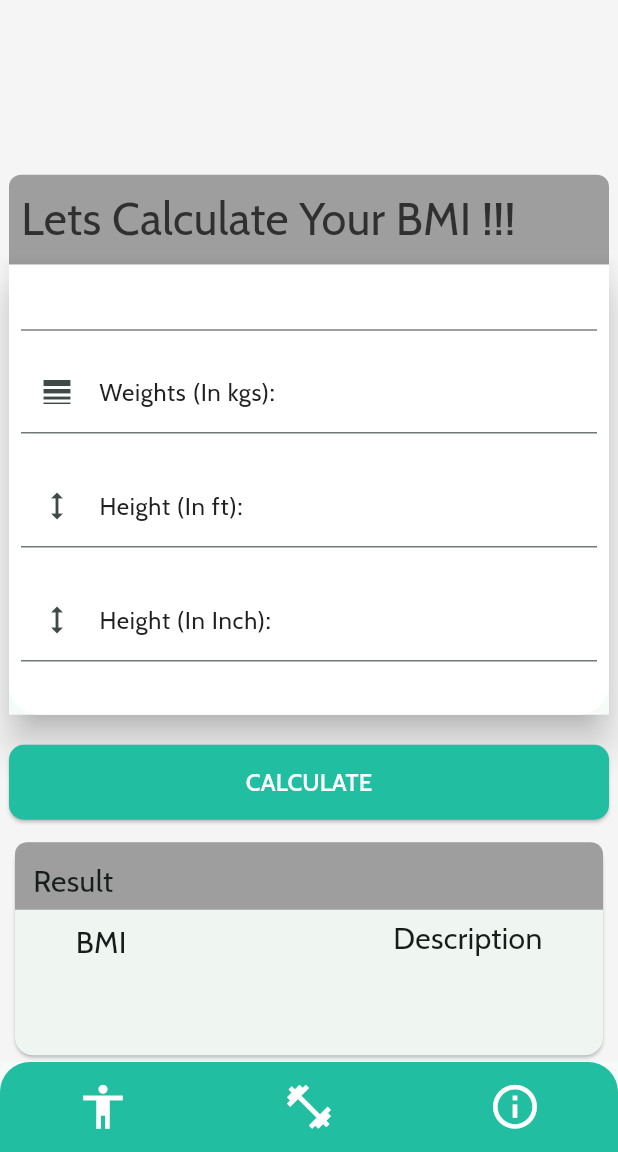
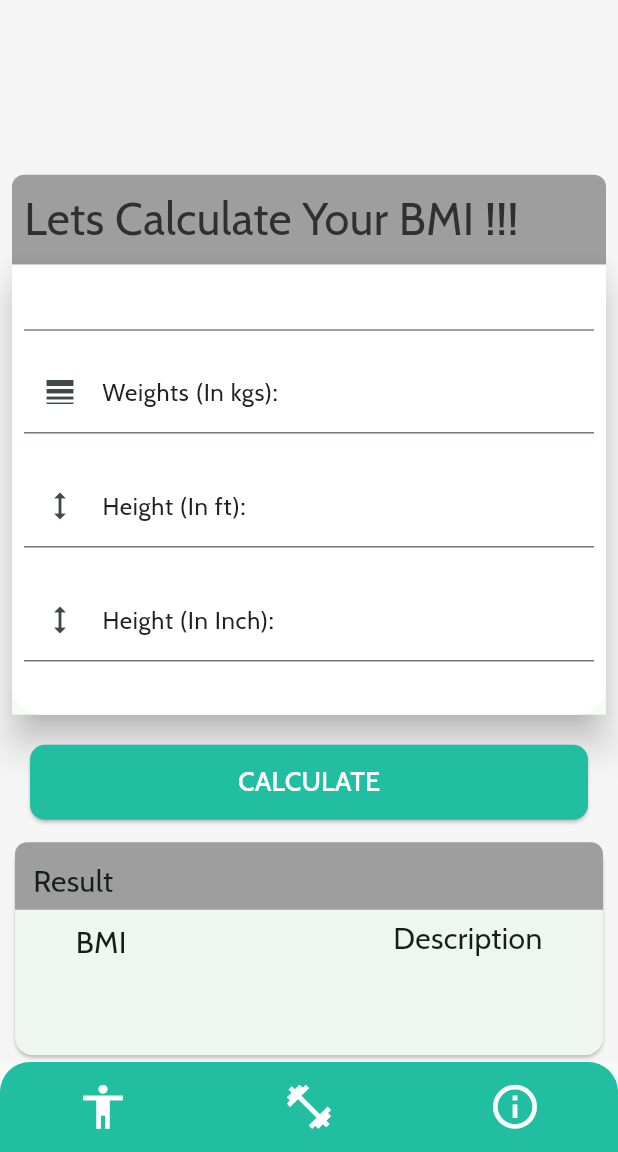
Before and after one commit to kushalchh07/BMIcalculator, a Flutter app: the screen it shows after launch, on a phone screen of 412 x 824 dp, the part 84-1236 px from its top. Run offline on Flutter 3.47's test engine with Material 3 defaults, Android fonts, the phone set to English and light mode, and no system bars; our stand-ins replace google_fonts.

Commit message:
feat: ui changes

```diff
--- a/lib/pages/bmi_page.dart
+++ b/lib/pages/bmi_page.dart
@@ -1,3 +1,5 @@
+// ignore_for_file: sort_child_properties_last, prefer_const_constructors
+
 import 'package:bmicalculator/pages/about_page.dart';
 import 'package:bmicalculator/pages/calorie_calculate.dart';
 import 'package:google_fonts/google_fonts.dart';
@@ -83,7 +85,9 @@ class _BmiPageState extends State<BmiPage> {
             mainAxisAlignment: MainAxisAlignment.center,
             crossAxisAlignment: CrossAxisAlignment.center,
             children: [
-              Container(
+              Padding(
+                padding: const EdgeInsets.symmetric(horizontal: 8.0),
+                child: Container(
                   width: 400,
                   height: 60,
                   child: Padding(
@@ -102,7 +106,10 @@ class _BmiPageState extends State<BmiPage> {
                           topLeft: Radius.circular(8),
                           topRight: Radius.circular(8))),
                 ),
-              Material(
+              ),
+              Padding(
+                padding: const EdgeInsets.symmetric(horizontal: 8.0),
+                child: Material(
                   elevation: 10,
                   child: Container(
                     decoration: BoxDecoration(
@@ -170,13 +177,17 @@ class _BmiPageState extends State<BmiPage> {
                     ),
                   ),
                 ),
+              ),
               SizedBox(
                 height: 20,
               ),
-              ElevatedButton(
+              Padding(
+                padding: const EdgeInsets.symmetric(horizontal: 20.0),
+                child: ElevatedButton(
                     style: ElevatedButton.styleFrom(
                         foregroundColor: Colors.white,
-                      backgroundColor: const Color.fromARGB(255, 33, 190, 161),
+                        backgroundColor:
+                            const Color.fromARGB(255, 33, 190, 161),
                         shape: RoundedRectangleBorder(
                           borderRadius:
                               BorderRadius.circular(10), // Button border radius
@@ -188,8 +199,9 @@ class _BmiPageState extends State<BmiPage> {
                     },
                     child: Text(
                       "CALCULATE",
-                    style: GoogleFonts.cabin(fontSize: 16),
+                      style: GoogleFonts.cabin(fontSize: 18),
                     )),
+              ),
               SizedBox(
                 height: 11,
               ),
--- a/lib/pages/calorie_calculate.dart
+++ b/lib/pages/calorie_calculate.dart
@@ -190,13 +190,17 @@ class _CalorieCalculateState extends State<CalorieCalculate> {
                   ),
                 ),
               ),
+              // ignore: prefer_const_constructors
               SizedBox(
                 height: 16,
               ),
-              ElevatedButton(
+              Padding(
+                padding: const EdgeInsets.symmetric(horizontal: 20.0),
+                child: ElevatedButton(
                     style: ElevatedButton.styleFrom(
                         foregroundColor: Colors.white,
-                      backgroundColor: const Color.fromARGB(255, 33, 190, 161),
+                        backgroundColor:
+                            const Color.fromARGB(255, 33, 190, 161),
                         shape: RoundedRectangleBorder(
                           borderRadius:
                               BorderRadius.circular(10), // Button border radius
@@ -210,6 +214,7 @@ class _CalorieCalculateState extends State<CalorieCalculate> {
                       "CALCULATE",
                       style: GoogleFonts.cabin(fontSize: 16),
                     )),
+              ),
               SizedBox(
                 height: 11,
               ),
--- a/lib/pages/homepage.dart
+++ b/lib/pages/homepage.dart
@@ -1,3 +1,5 @@
+// ignore_for_file: prefer_const_constructors
+
 import 'package:bmicalculator/pages/about_page.dart';
 import 'package:bmicalculator/pages/bmi_page.dart';
 import 'package:bmicalculator/pages/calorie_calculate.dart';
@@ -33,6 +35,7 @@ class _HomePageState extends State<HomePage> {
       body: pages[pageIndex],
       bottomNavigationBar: Container(
         height: 60,
+
         decoration: BoxDecoration(
           color: Color.fromARGB(255, 33, 190, 161),
           borderRadius: const BorderRadius.only(
```
Lines whose indentation alone changed are shown as unchanged.
